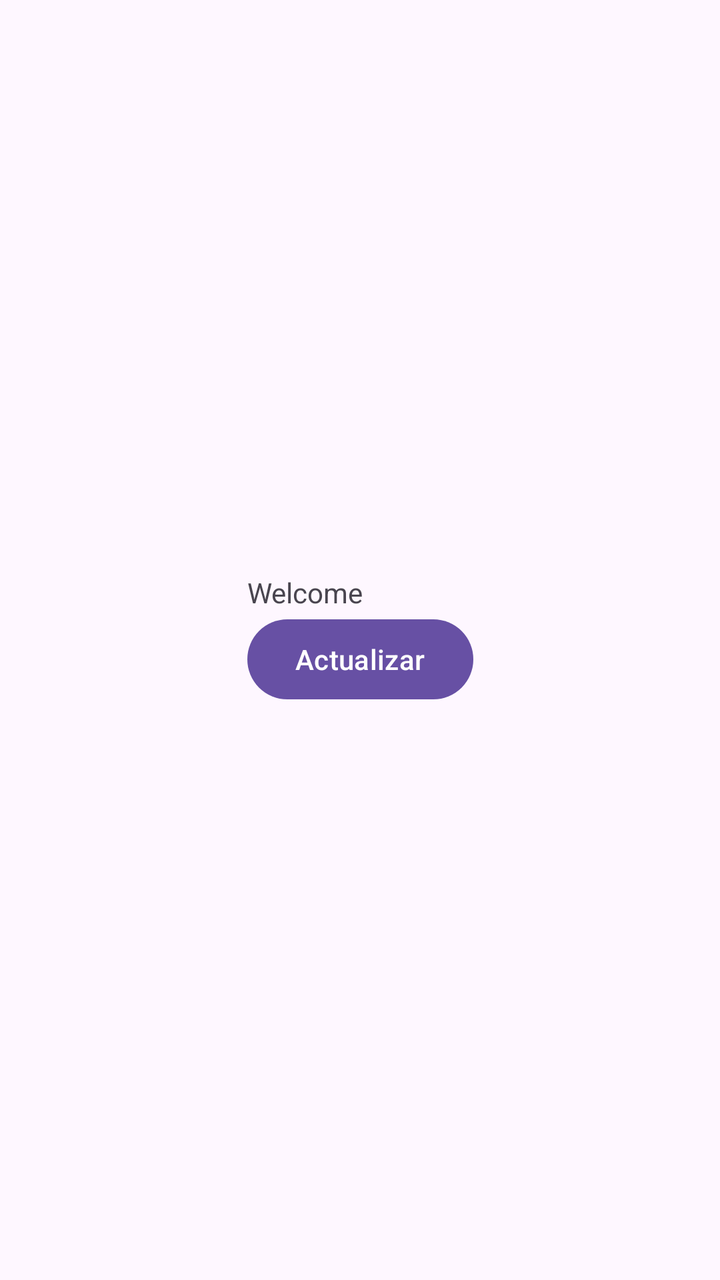
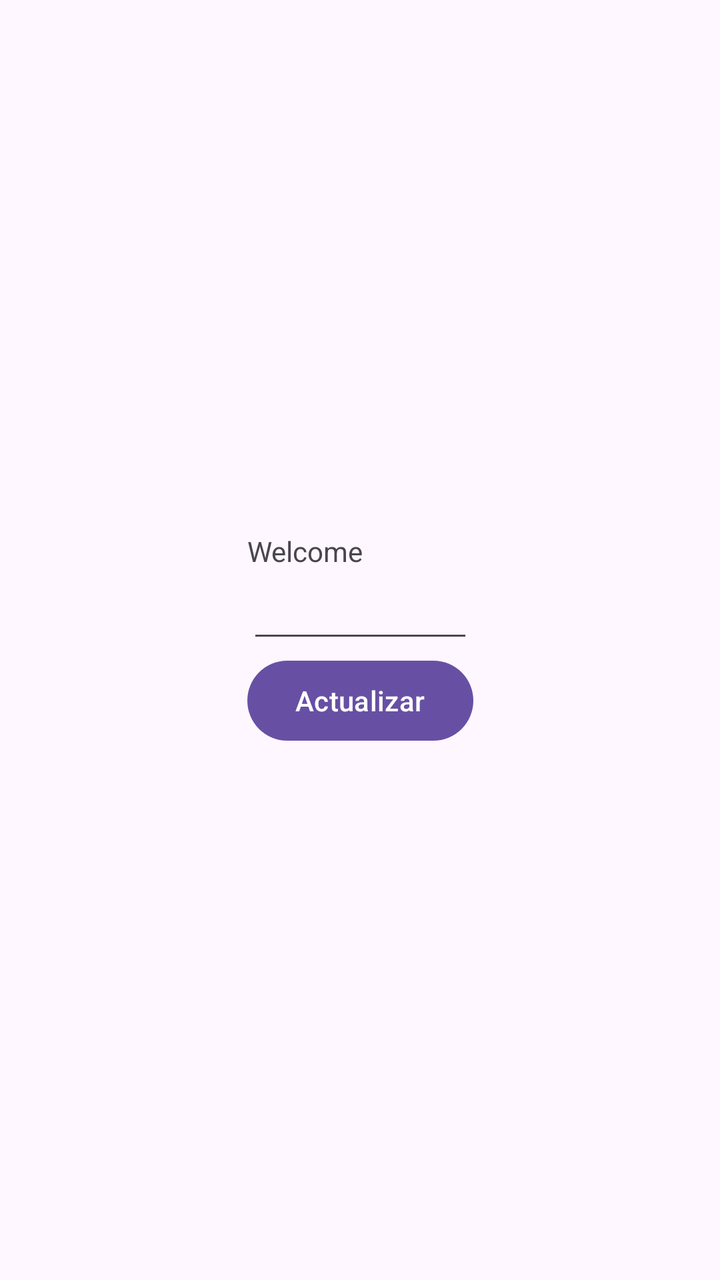

Two renders of the same Android screen: before a commit and after it. Below are the layout's source before the change and the commit's diff.
<!-- AndroidManifest.xml: application theme Theme._262am_av -->
<!-- res/layout/activity_details.xml -->
<?xml version="1.0" encoding="utf-8"?>
<androidx.constraintlayout.widget.ConstraintLayout xmlns:android="http://schemas.android.com/apk/res/android"
    xmlns:app="http://schemas.android.com/apk/res-auto"
    xmlns:tools="http://schemas.android.com/tools"
    android:id="@+id/main"
    android:layout_width="match_parent"
    android:layout_height="match_parent"
    tools:context=".DetailsActivity">

    <LinearLayout
        android:layout_width="wrap_content"
        android:layout_height="wrap_content"
        android:orientation="vertical"
        app:layout_constraintBottom_toBottomOf="parent"
        app:layout_constraintEnd_toEndOf="parent"
        app:layout_constraintStart_toStartOf="parent"
        app:layout_constraintTop_toTopOf="parent">

        <TextView
            android:id="@+id/id_viewer"
            android:layout_width="wrap_content"
            android:layout_height="wrap_content"
            android:text="Welcome" />

        <Button
            android:id="@+id/id_button"
            android:layout_width="wrap_content"
            android:layout_height="wrap_content"
            android:onClick="onClick"
            android:text="Actualizar" />
    </LinearLayout>

</androidx.constraintlayout.widget.ConstraintLayout>
<!-- resources referenced by this layout -->
<resources>
  <style name="Theme._262am_av" parent="Base.Theme._262am_av" />
  <style name="Base.Theme._262am_av" parent="Theme.Material3.DayNight.NoActionBar">
          
          
      </style>
</resources>

<!-- the commit's change to res/layout/activity_details.xml (unified diff, before → after) -->
@@ -22,6 +22,14 @@
             android:layout_height="wrap_content"
             android:text="Welcome" />
 
+        <EditText
+            android:id="@+id/newTextValue"
+            android:layout_width="match_parent"
+            android:layout_height="wrap_content"
+            android:ems="10"
+            android:inputType="text"
+            android:text="" />
+
         <Button
             android:id="@+id/id_button"
             android:layout_width="wrap_content"
